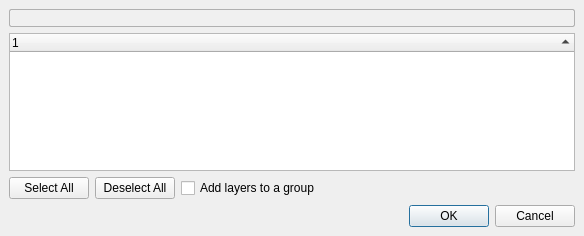
Before: the Qt Designer form src/ui/qgssublayersdialogbase.ui in qgis/QGIS, drawn with Qt 5.
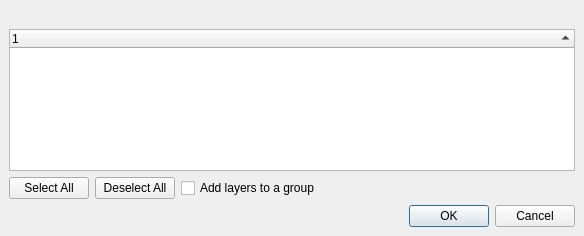
After: the same form once the commit is applied.

Commit message: Use TextSelectableByMouse instead of disabled QLineEdit; rename widgets to m*

```diff
--- a/src/ui/qgssublayersdialogbase.ui
+++ b/src/ui/qgssublayersdialogbase.ui
@@ -90,18 +90,12 @@
     </layout>
    </item>
    <item row="0" column="0">
-    <widget class="QLineEdit" name="txtFilePath">
+    <widget class="QLabel" name="mLblFilePath">
      <property name="toolTip">
       <string>Current file source</string>
      </property>
-     <property name="styleSheet">
-      <string notr="true">color: #505050;
-background-color: #F0F0F0;
-border: 1px solid #B0B0B0;
-border-radius: 2px;</string>
-     </property>
-     <property name="readOnly">
-      <bool>true</bool>
+     <property name="textInteractionFlags">
+      <set>Qt::TextSelectableByMouse</set>
      </property>
     </widget>
    </item>
```
Left out of the diff: 4 changed lines with no effect on the pictures. The commit also changes 2 other files.
